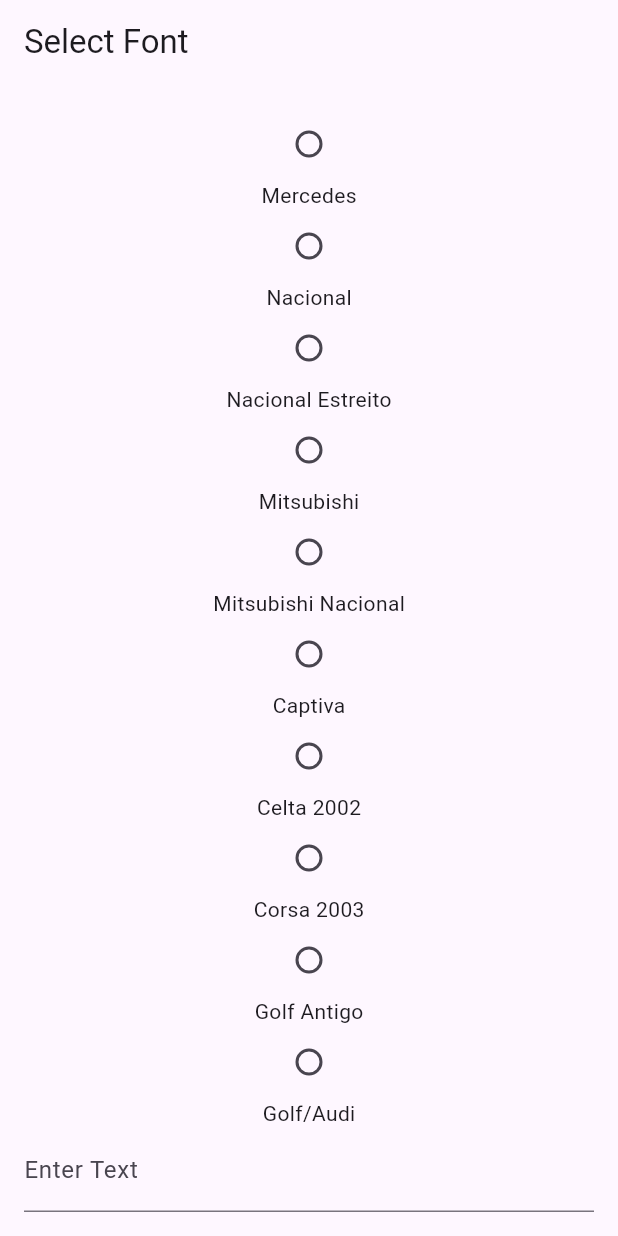
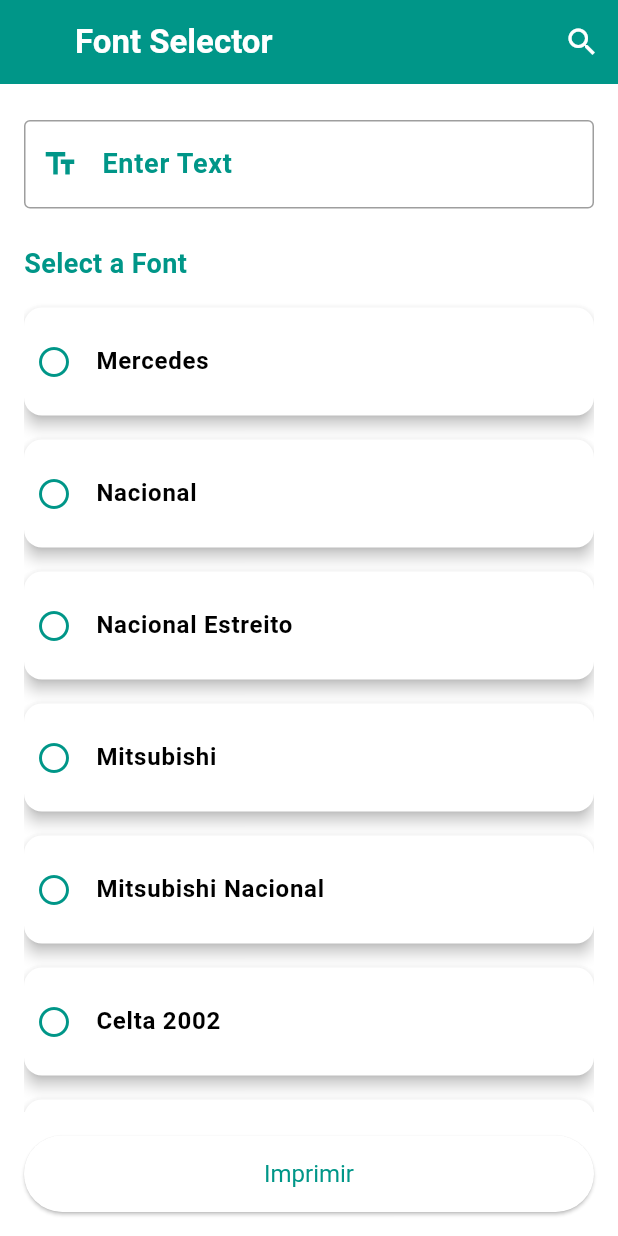
Before and after one commit to GabTibolla/grav_chassis, a Flutter app: the screen it shows after launch, on a phone screen of 412 x 824 dp. Run offline on Flutter 3.47's test engine with Material 3 defaults, Android fonts, the phone set to English and light mode, and no system bars; our stand-ins replace shelf, shelf_static; missing offline and left inert: shelf_router.

Commit message:
Fix: add error handling and improvements to app usability

```diff
--- /dev/null
+++ b/lib/core/widgets/ui/appbarwidget.dart
@@ -0,0 +1,79 @@
+import 'package:flutter/material.dart';
+
+class AppbarWidget extends StatefulWidget implements PreferredSizeWidget {
+  const AppbarWidget({
+    super.key,
+    this.centerTitle,
+    this.automaticallyImplyLeading = true,
+    required this.title,
+    required this.backgroundColor,
+    required this.onChanged,
+    required this.onSearch,
+  });
+
+  final String title;
+  final bool? centerTitle;
+  final bool automaticallyImplyLeading;
+  final Color backgroundColor;
+  final ValueChanged<String> onChanged;
+  final ValueChanged<String> onSearch;
+
+  @override
+  AppbarWidgetState createState() => AppbarWidgetState();
+
+  @override
+  Size get preferredSize => const Size.fromHeight(kToolbarHeight);
+}
+
+class AppbarWidgetState extends State<AppbarWidget> {
+  bool _isSearching = false;
+
+  @override
+  Widget build(BuildContext context) {
+    return AppBar(
+      title: _isSearching
+          ? _buildSearchField()
+          : Text(
+              widget.title,
+              style: const TextStyle(
+                color: Colors.white,
+                fontWeight: FontWeight.bold,
+              ),
+            ),
+      actions: _buildActions(),
+      centerTitle: widget.centerTitle,
+      automaticallyImplyLeading: widget.automaticallyImplyLeading,
+      titleSpacing: 50,
+      backgroundColor: widget.backgroundColor,
+    );
+  }
+
+  Widget _buildSearchField() {
+    return TextFormField(
+      autofocus: true,
+      style: const TextStyle(color: Colors.white),
+      decoration: const InputDecoration(
+        hintText: "Pesquisar...",
+        hintStyle: TextStyle(color: Colors.white),
+      ),
+      onChanged: widget.onChanged,
+    );
+  }
+
+  List<Widget> _buildActions() {
+    return <Widget>[
+      IconButton(
+        icon: const Icon(Icons.search, color: Colors.white),
+        onPressed: () {
+          setState(() {
+            if (_isSearching) {
+              // Clear search text when exiting search mode
+              widget.onSearch('');
+            }
+            _isSearching = !_isSearching;
+          });
+        },
+      ),
+    ];
+  }
+}
--- a/lib/main.dart
+++ b/lib/main.dart
@@ -1,4 +1,6 @@
 import 'package:flutter/material.dart';
+import 'package:flutter/services.dart';
+import 'package:grav_chassis/core/widgets/ui/appbarwidget.dart';
 import 'package:http/http.dart' as http;
 import 'dart:convert' as io;
 import 'package:url_launcher/url_launcher.dart';
@@ -7,7 +9,6 @@ import 'server.dart' as server;
 
 void main() async {
   WidgetsFlutterBinding.ensureInitialized();
-  // Inicia o servidor
   server.main();
 
   runApp(const MyApp());
@@ -18,8 +19,24 @@ class MyApp extends StatelessWidget {
 
   @override
   Widget build(BuildContext context) {
-    return const MaterialApp(
-      home: FontSelectorScreen(),
+    return MaterialApp(
+      theme: ThemeData(
+        textTheme: const TextTheme(
+          bodyLarge: TextStyle(fontSize: 16.0, color: Colors.black87),
+          bodyMedium: TextStyle(fontSize: 14.0, color: Colors.black54),
+        ),
+        inputDecorationTheme: const InputDecorationTheme(
+          border: OutlineInputBorder(),
+          focusedBorder: OutlineInputBorder(
+            borderSide: BorderSide(color: Colors.teal, width: 2.0),
+          ),
+          enabledBorder: OutlineInputBorder(
+            borderSide: BorderSide(color: Colors.grey, width: 1.0),
+          ),
+        ),
+        colorScheme: ColorScheme.fromSwatch(primarySwatch: Colors.teal).copyWith(secondary: Colors.tealAccent),
+      ),
+      home: const FontSelectorScreen(),
     );
   }
 }
@@ -28,16 +45,41 @@ class FontSelectorScreen extends StatefulWidget {
   const FontSelectorScreen({super.key});
 
   @override
+  // ignore: library_private_types_in_public_api
   _FontSelectorScreenState createState() => _FontSelectorScreenState();
 }
 
 class _FontSelectorScreenState extends State<FontSelectorScreen> {
   String? _selectedFont;
+  String _searchText = '';
   final TextEditingController _textController = TextEditingController();
+  bool _isLoading = false;
+
+  List<Map<String, String>> get _filteredFontOptions {
+    if (_searchText.isEmpty) {
+      return _fontOptions;
+    } else {
+      return _fontOptions.where((font) {
+        return font['label']!.toLowerCase().contains(_searchText.toLowerCase());
+      }).toList();
+    }
+  }
 
   void _submit() async {
     final text = _textController.text;
-    if (_selectedFont == null || text.isEmpty) return;
+    if (_selectedFont == null || text.isEmpty) {
+      ScaffoldMessenger.of(context).showSnackBar(
+        const SnackBar(
+          content: Text('Por favor, insira um texto e selecione uma fonte.'),
+          backgroundColor: Colors.red,
+        ),
+      );
+      return;
+    }
+
+    setState(() {
+      _isLoading = true;
+    });
 
     final response = await http.post(
       Uri.parse('http://localhost:8080/render'),
@@ -46,140 +88,130 @@ class _FontSelectorScreenState extends State<FontSelectorScreen> {
     );
 
     if (response.statusCode == 200) {
-      openHtmlFile();
-    } else {
-      // Handle error
-      print('Failed to generate HTML: ${response.statusCode}');
+      await openHtmlFile();
     }
+
+    setState(() {
+      _isLoading = false;
+    });
   }
 
   Future<void> openHtmlFile() async {
     String url = 'http://localhost:8080/page';
-
     await launchUrl(Uri.parse(url));
   }
 
   @override
   Widget build(BuildContext context) {
     return Scaffold(
-      appBar: AppBar(title: const Text('Select Font')),
-      body: Padding(
-        padding: const EdgeInsets.all(16.0),
-        child: SingleChildScrollView(
-          child: Column(
-            children: [
-              Radio<String>(
-                value: 'mercedes',
-                groupValue: _selectedFont,
-                onChanged: (value) {
+      appBar: AppbarWidget(
+        title: 'Font Selector',
+        backgroundColor: Colors.teal,
+        onChanged: (text) {
           setState(() {
-                    _selectedFont = value;
+            _searchText = text;
+          });
+        },
+        onSearch: (text) {
+          setState(() {
+            _searchText = text;
           });
         },
       ),
-              const Text('Mercedes'),
-              Radio<String>(
-                value: 'nacional',
-                groupValue: _selectedFont,
-                onChanged: (value) {
+      body: Padding(
+        padding: const EdgeInsets.all(16.0),
+        child: Column(
+          crossAxisAlignment: CrossAxisAlignment.start,
+          children: [
+            const SizedBox(height: 8.0),
+            TextField(
+              controller: _textController,
+              inputFormatters: [
+                UpperCaseTextInputFormatter(), // Aplica a formatação
+              ],
+              decoration: const InputDecoration(
+                labelText: 'Enter Text',
+                labelStyle: TextStyle(fontSize: 18, fontWeight: FontWeight.bold, color: Colors.teal),
+                prefixIcon: Icon(Icons.text_fields, color: Colors.teal),
+              ),
+              style: const TextStyle(fontSize: 18, color: Colors.black87),
+            ),
+            const SizedBox(height: 24.0),
+            const Text(
+              'Select a Font',
+              style: TextStyle(fontSize: 18, fontWeight: FontWeight.bold, color: Colors.teal),
+            ),
+            const SizedBox(height: 8.0),
+            Expanded(
+              child: ListView(
+                children: _filteredFontOptions.map((font) {
+                  return Card(
+                    elevation: 4.0,
+                    margin: const EdgeInsets.symmetric(vertical: 8.0),
+                    child: ListTile(
+                      contentPadding: const EdgeInsets.all(8),
+                      leading: Icon(
+                        _selectedFont == font['value'] ? Icons.radio_button_checked : Icons.radio_button_off,
+                        color: Colors.teal,
+                      ),
+                      title: Text(
+                        font['label'].toString(),
+                        style: TextStyle(
+                          fontSize: 16.0,
+                          fontWeight: FontWeight.bold,
+                          color: _selectedFont == font['value'] ? Colors.teal : Colors.black,
+                        ),
+                      ),
+                      onTap: () {
                         setState(() {
-                    _selectedFont = value;
+                          _selectedFont = font['value'];
                         });
                       },
                     ),
-              const Text('Nacional'),
-              Radio<String>(
-                value: 'nacionalestreito',
-                groupValue: _selectedFont,
-                onChanged: (value) {
-                  setState(() {
-                    _selectedFont = value;
-                  });
-                },
+                  );
+                }).toList(),
               ),
-              const Text('Nacional Estreito'),
-              Radio<String>(
-                value: 'mitsubishi',
-                groupValue: _selectedFont,
-                onChanged: (value) {
-                  setState(() {
-                    _selectedFont = value;
-                  });
-                },
             ),
-              const Text('Mitsubishi'),
-              Radio<String>(
-                value: 'mitsubishinacional',
-                groupValue: _selectedFont,
-                onChanged: (value) {
-                  setState(() {
-                    _selectedFont = value;
-                  });
-                },
+            const SizedBox(height: 16.0),
+            SizedBox(
+              width: double.infinity,
+              child: _isLoading
+                  ? const Center(child: CircularProgressIndicator())
+                  : ElevatedButton(
+                      onPressed: _submit,
+                      style: ElevatedButton.styleFrom(
+                        padding: const EdgeInsets.symmetric(vertical: 16.0),
+                        textStyle: const TextStyle(fontSize: 16),
                       ),
-              const Text('Mitsubishi Nacional'),
-              Radio<String>(
-                value: 'captiva',
-                groupValue: _selectedFont,
-                onChanged: (value) {
-                  setState(() {
-                    _selectedFont = value;
-                  });
-                },
+                      child: const Text('Imprimir'),
                     ),
-              const Text('Captiva'),
-              Radio<String>(
-                value: 'celta2002',
-                groupValue: _selectedFont,
-                onChanged: (value) {
-                  setState(() {
-                    _selectedFont = value;
-                  });
-                },
-              ),
-              const Text('Celta 2002'),
-              Radio<String>(
-                value: 'corsa2003',
-                groupValue: _selectedFont,
-                onChanged: (value) {
-                  setState(() {
-                    _selectedFont = value;
-                  });
-                },
-              ),
-              const Text('Corsa 2003'),
-              Radio<String>(
-                value: 'golfantigo',
-                groupValue: _selectedFont,
-                onChanged: (value) {
-                  setState(() {
-                    _selectedFont = value;
-                  });
-                },
-              ),
-              const Text('Golf Antigo'),
-              Radio<String>(
-                value: 'golfaudi',
-                groupValue: _selectedFont,
-                onChanged: (value) {
-                  setState(() {
-                    _selectedFont = value;
-                  });
-                },
-              ),
-              const Text('Golf/Audi'),
-              TextField(
-                controller: _textController,
-                decoration: const InputDecoration(labelText: 'Enter Text'),
-              ),
-              ElevatedButton(
-                onPressed: _submit,
-                child: const Text('Generate and Open HTML'),
             ),
           ],
         ),
       ),
-      ),
+    );
+  }
+
+  final List<Map<String, String>> _fontOptions = [
+    {'value': 'mercedes', 'label': 'Mercedes'},
+    {'value': 'nacional', 'label': 'Nacional'},
+    {'value': 'nacionalestreito', 'label': 'Nacional Estreito'},
+    {'value': 'mitsubishi', 'label': 'Mitsubishi'},
+    {'value': 'mitsubishinacional', 'label': 'Mitsubishi Nacional'},
+    {'value': 'celta2002', 'label': 'Celta 2002'},
+    {'value': 'corsa2003', 'label': 'Corsa 2003'},
+    {'value': 'golfantigo', 'label': 'Golf Antigo'},
+    {'value': 'golfaudi', 'label': 'Golf/Audi'},
+  ];
+}
+
+// Definição do UpperCaseTextInputFormatter
+class UpperCaseTextInputFormatter extends TextInputFormatter {
+  @override
+  TextEditingValue formatEditUpdate(TextEditingValue oldValue, TextEditingValue newValue) {
+    return TextEditingValue(
+      text: newValue.text.toUpperCase(),
+      selection: newValue.selection,
     );
   }
 }
--- a/lib/server.dart
+++ b/lib/server.dart
@@ -97,7 +97,6 @@ Future<void> main() async {
       final file = File('${directory.path}/index.html');
       await file.writeAsString(htmlContent);
     } catch (ex) {
-      print(ex.toString());
       return Response.internalServerError(body: ex.toString());
     }
 
@@ -115,6 +114,6 @@ Future<void> main() async {
   router.mount('/', staticHandler);
 
   // Inicia o servidor
-  final server = await shelf_io.serve(router.call, 'localhost', 8080);
-  print('Servidor rodando em http://${server.address.host}:${server.port}');
+  await shelf_io.serve(router.call, 'localhost', 8080);
+  //print('Servidor rodando em http://${server.address.host}:${server.port}');
 }
```
Also changed, not shown: 1 other file. Lines whose indentation alone changed are shown as unchanged.
